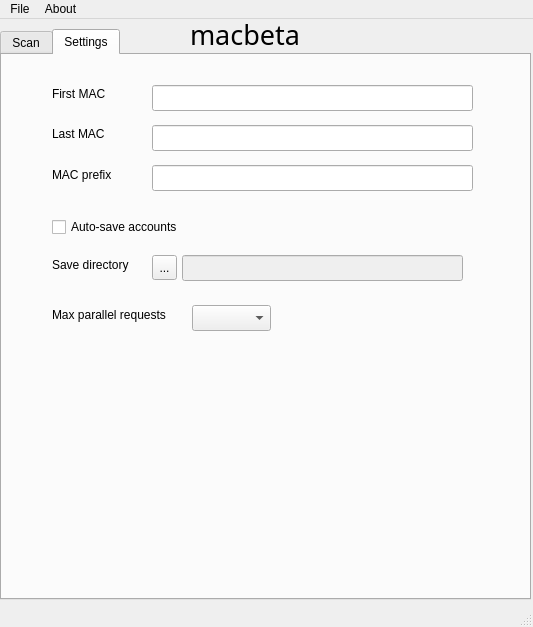
Old version of the form interface.ui in the repository dougy147/smac.
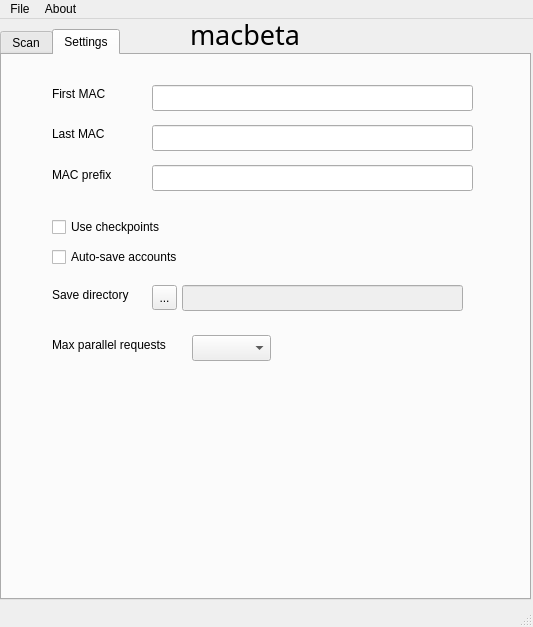
New version of the form. The open tabs and pages were chosen to show the change.

Commit message: implement checkpoint loading/saving/resetting TODO: simplify all of that to de-uglify this commit

What changed in the file:
```diff
--- a/interface.ui
+++ b/interface.ui
@@ -248,7 +248,7 @@
       <property name="geometry">
        <rect>
         <x>50</x>
-        <y>160</y>
+        <y>190</y>
         <width>141</width>
         <height>24</height>
        </rect>
@@ -261,7 +261,7 @@
       <property name="geometry">
        <rect>
         <x>190</x>
-        <y>250</y>
+        <y>280</y>
         <width>79</width>
         <height>26</height>
        </rect>
@@ -271,7 +271,7 @@
       <property name="geometry">
        <rect>
         <x>50</x>
-        <y>250</y>
+        <y>280</y>
         <width>131</width>
         <height>20</height>
        </rect>
@@ -287,7 +287,7 @@
       <property name="geometry">
        <rect>
         <x>180</x>
-        <y>200</y>
+        <y>230</y>
         <width>281</width>
         <height>26</height>
        </rect>
@@ -303,7 +303,7 @@
       <property name="geometry">
        <rect>
         <x>50</x>
-        <y>200</y>
+        <y>230</y>
         <width>91</width>
         <height>20</height>
        </rect>
@@ -316,7 +316,7 @@
       <property name="geometry">
        <rect>
         <x>150</x>
-        <y>200</y>
+        <y>230</y>
         <width>25</width>
         <height>25</height>
        </rect>
@@ -325,6 +325,19 @@
        <string>...</string>
       </property>
      </widget>
+     <widget class="QCheckBox" name="settings_use_checkpoints">
+      <property name="geometry">
+       <rect>
+        <x>50</x>
+        <y>160</y>
+        <width>141</width>
+        <height>24</height>
+       </rect>
+      </property>
+      <property name="text">
+       <string>Use checkpoints</string>
+      </property>
+     </widget>
     </widget>
    </widget>
    <widget class="QLabel" name="label_3">
```
The commit also changes 3 other files.
